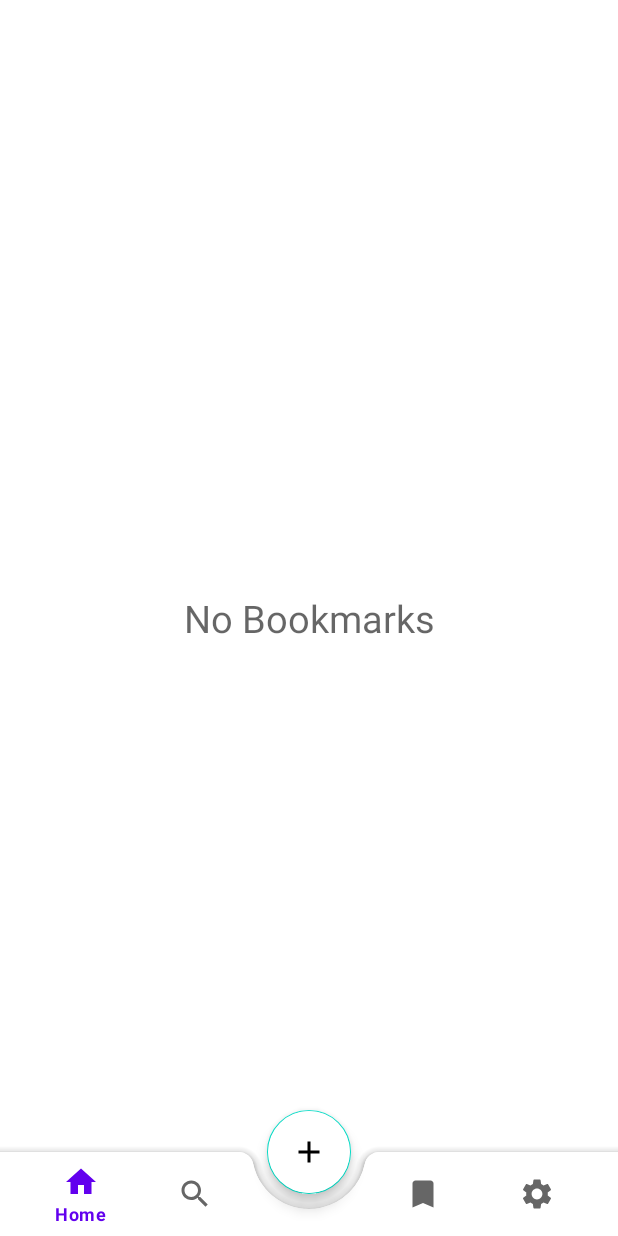
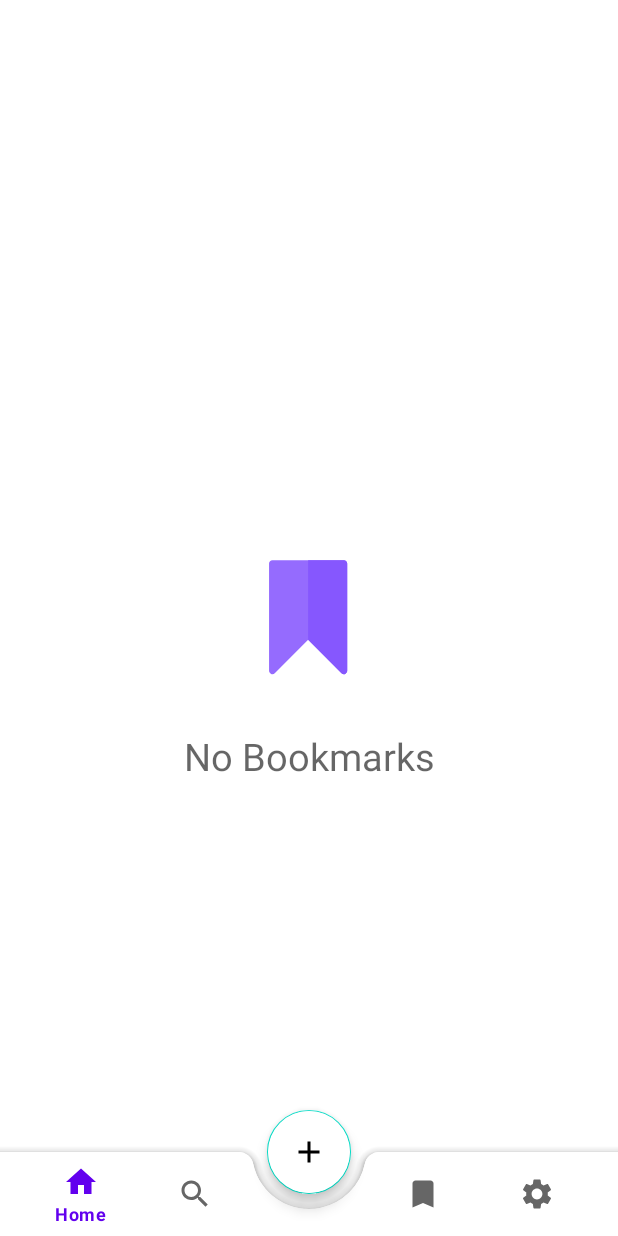
Before and after one commit to PratyushSingh07/Projects-Hub, an Android app: the fragment BookmarkFragment placed in its activity, on a phone screen of 412 x 824 dp. Run offline under Robolectric (Android 15) with nearby library versions, the phone set to English and light mode, and no system bars.

Commit message:
Animation Added

```diff
--- a/app/build.gradle
+++ b/app/build.gradle
@@ -40,4 +40,5 @@ dependencies {
     testImplementation 'junit:junit:4.13.2'
     androidTestImplementation 'androidx.test.ext:junit:1.1.3'
     androidTestImplementation 'androidx.test.espresso:espresso-core:3.4.0'
+    implementation 'com.airbnb.android:lottie:3.5.0'
 }
--- a/app/src/main/res/layout/fragment_bookmark.xml
+++ b/app/src/main/res/layout/fragment_bookmark.xml
@@ -3,15 +3,28 @@
     xmlns:tools="http://schemas.android.com/tools"
     android:layout_width="match_parent"
     android:layout_height="match_parent"
+    xmlns:app="http://schemas.android.com/apk/res-auto"
     tools:context=".BookmarkFragment">
 
-    <!-- TODO: Update blank fragment layout -->
-    <TextView
+    <RelativeLayout
         android:layout_width="match_parent"
-        android:layout_height="match_parent"
-        android:gravity="center"
-        android:hint="No Bookmarks"
-        android:textSize="25sp"
-        android:textColor="@color/white"/>
+        android:layout_height="match_parent">
+        <com.airbnb.lottie.LottieAnimationView
+            android:id="@+id/bookmarkAnim"
+            android:layout_width="150dp"
+            android:layout_height="150dp"
+            android:layout_centerInParent="true"
+            app:lottie_autoPlay="true"
+            app:lottie_loop="true"
+            app:lottie_rawRes="@raw/bookmark"/>
+        <TextView
+            android:layout_width="match_parent"
+            android:layout_height="match_parent"
+            android:layout_below="@id/bookmarkAnim"
+            android:textAlignment="center"
+            android:hint="No Bookmarks"
+            android:textSize="25sp"
+            android:textColor="@color/white"/>
+    </RelativeLayout>
 
 </FrameLayout>
```
Also changed, not shown: app/src/main/res/raw/bookmark.json (added, +1 -0 lines).
